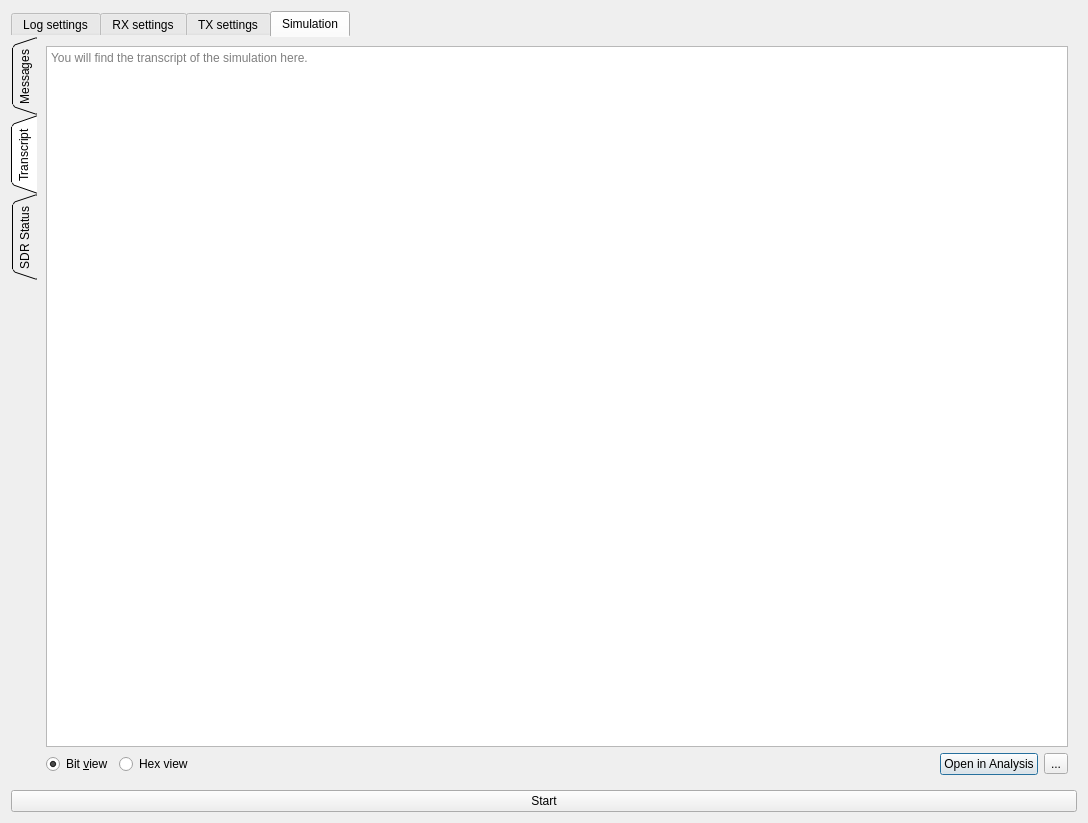
Above: data/ui/simulator_dialog.ui from jopohl/urh before the change. Below: the same form after it.
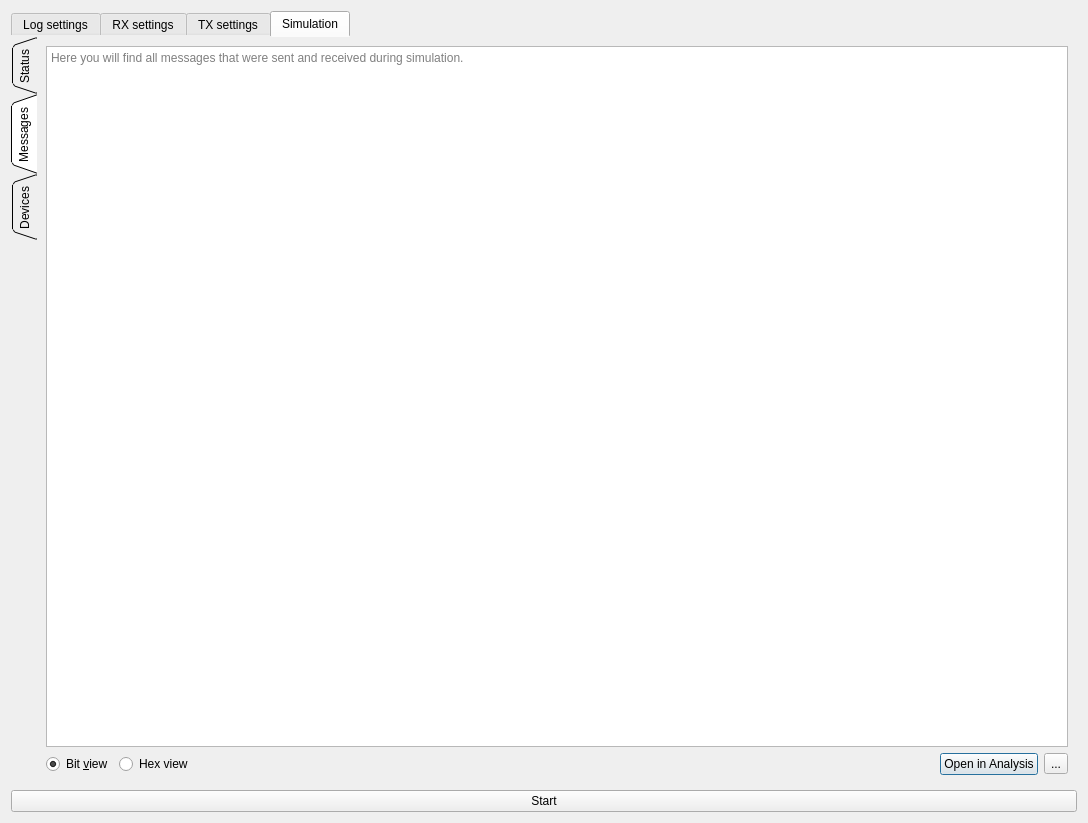
That is the form after the change. The open tabs and pages were chosen to show the change. Icons and pictures are not drawn. Custom widgets are drawn as their Qt base class.

Commit message: rename tabs in simulation dialog

What changed in the file:
```diff
--- a/data/ui/simulator_dialog.ui
+++ b/data/ui/simulator_dialog.ui
@@ -237,7 +237,7 @@
          </property>
          <widget class="QWidget" name="tab_simulation">
           <attribute name="title">
-           <string>Messages</string>
+           <string>Status</string>
           </attribute>
           <layout class="QVBoxLayout" name="verticalLayout_15">
            <item>
@@ -445,7 +445,7 @@
          </widget>
          <widget class="QWidget" name="tab">
           <attribute name="title">
-           <string>Transcript</string>
+           <string>Messages</string>
           </attribute>
           <layout class="QVBoxLayout" name="verticalLayout">
            <item>
@@ -454,7 +454,7 @@
               <bool>true</bool>
              </property>
              <property name="placeholderText">
-              <string>You will find the transcript of the simulation here.</string>
+              <string>Here you will find all messages that were sent and received during simulation.</string>
              </property>
             </widget>
            </item>
@@ -514,7 +514,7 @@
          </widget>
          <widget class="QWidget" name="tab_device">
           <attribute name="title">
-           <string>SDR Status</string>
+           <string>Devices</string>
           </attribute>
           <layout class="QVBoxLayout" name="verticalLayout_10">
            <item>
```
Left out of the diff: 8 changed lines with no effect on the pictures. The commit also changes 1 other file.
